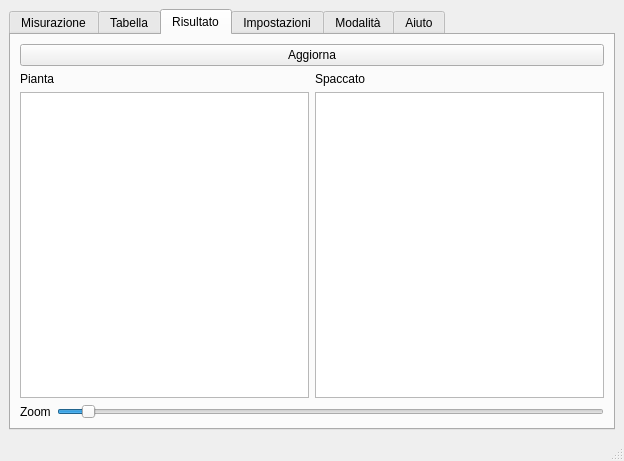
Before: the Qt Designer form charlotte/charlotte.ui in zorbaproject/Meatloaf, drawn with Qt 5.
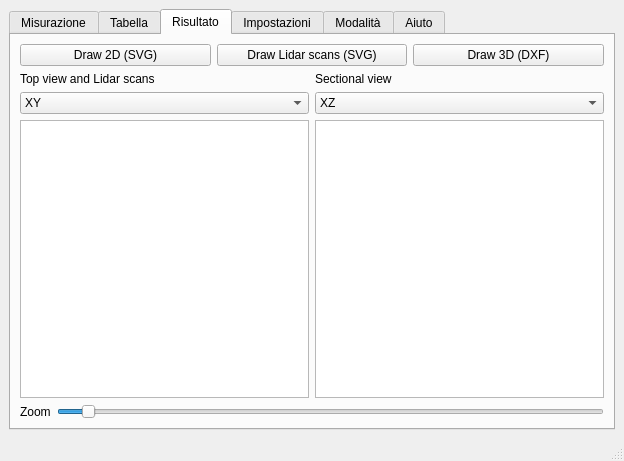
After: the same form once the commit is applied. The open tabs and pages were chosen to show the change.

Commit message: Aggiungo pulsanti e combo per disegnare svg e dxf

```diff
--- a/charlotte/charlotte.ui
+++ b/charlotte/charlotte.ui
@@ -332,7 +332,21 @@
           <item>
            <widget class="QPushButton" name="updatedrawing">
             <property name="text">
-             <string>Aggiorna</string>
+             <string>Draw 2D (SVG)</string>
+            </property>
+           </widget>
+          </item>
+          <item>
+           <widget class="QPushButton" name="updatelidarsvg">
+            <property name="text">
+             <string>Draw Lidar scans (SVG)</string>
+            </property>
+           </widget>
+          </item>
+          <item>
+           <widget class="QPushButton" name="updatedxf">
+            <property name="text">
+             <string>Draw 3D (DXF)</string>
             </property>
            </widget>
           </item>
@@ -340,26 +354,49 @@
         </item>
         <item>
          <layout class="QGridLayout" name="gridLayout">
-          <item row="1" column="0">
+          <item row="2" column="0">
            <widget class="QGraphicsView" name="pianta"/>
           </item>
           <item row="0" column="0">
            <widget class="QLabel" name="label_11">
             <property name="text">
-             <string>Pianta</string>
+             <string>Top view and Lidar scans</string>
             </property>
            </widget>
           </item>
           <item row="0" column="1">
            <widget class="QLabel" name="label_12">
             <property name="text">
-             <string>Spaccato</string>
+             <string>Sectional view</string>
             </property>
            </widget>
           </item>
-          <item row="1" column="1">
+          <item row="2" column="1">
            <widget class="QGraphicsView" name="spaccato"/>
           </item>
+          <item row="1" column="1">
+           <widget class="QComboBox" name="spaccatocombo">
+            <item>
+             <property name="text">
+              <string>XZ</string>
+             </property>
+            </item>
+            <item>
+             <property name="text">
+              <string>YX</string>
+             </property>
+            </item>
+           </widget>
+          </item>
+          <item row="1" column="0">
+           <widget class="QComboBox" name="piantacombo">
+            <item>
+             <property name="text">
+              <string>XY</string>
+             </property>
+            </item>
+           </widget>
+          </item>
          </layout>
         </item>
         <item>
```
